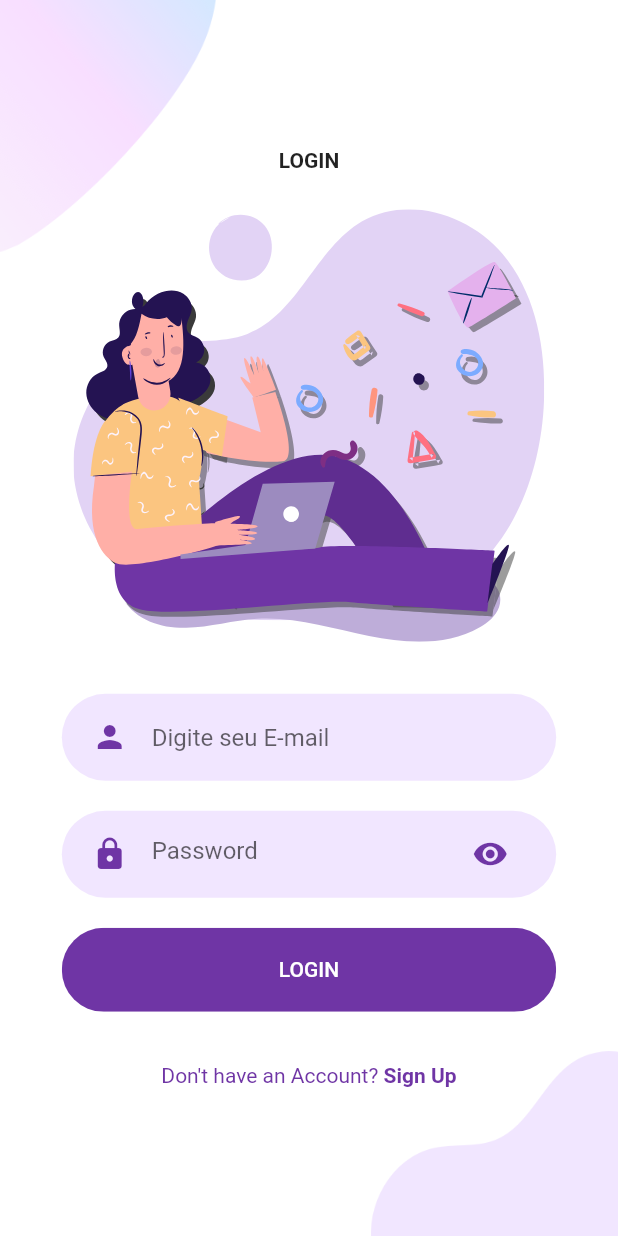
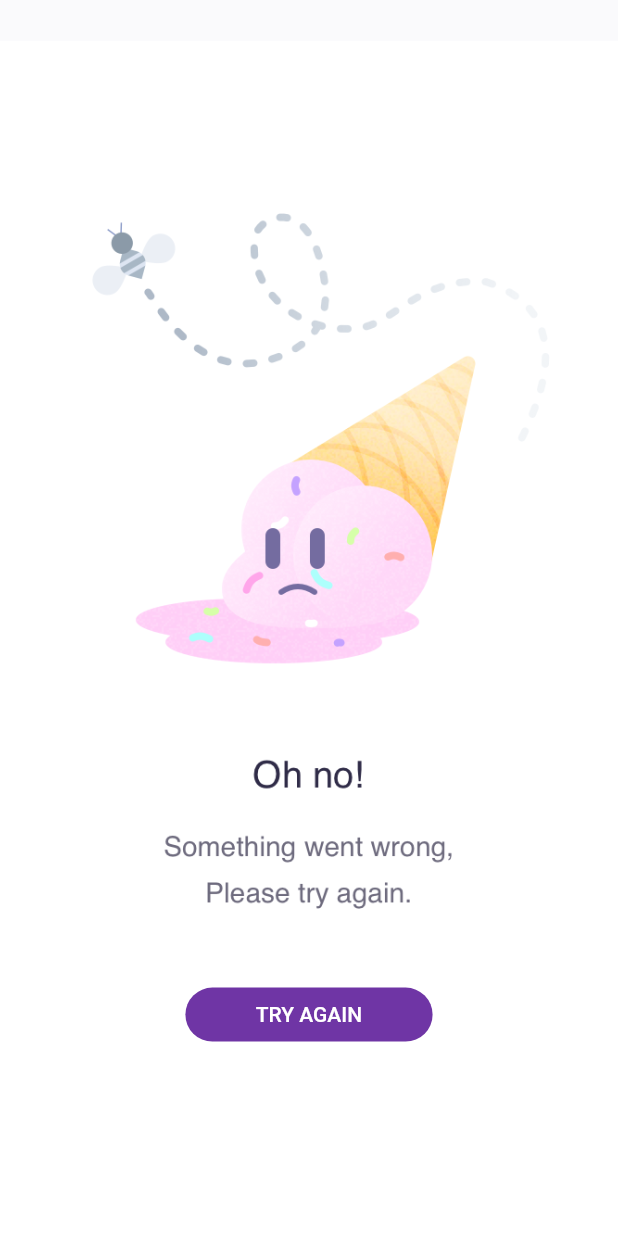
Before and after one commit to dewa3233/flutter-auth, a Flutter app: the LoginScreen screen opened directly, after a tap on "LOGIN", on a phone screen of 412 x 824 dp. Run offline on Flutter 3.47's test engine with Material 2 defaults, Android fonts, the phone set to English and light mode, and no system bars; our stand-ins replace flutter_svg.

Commit message:
Error 404 page, No connection and Something wrong

```diff
--- /dev/null
+++ b/lib/Screens/Error404/components/body.dart
@@ -0,0 +1,15 @@
+import 'package:flutter/material.dart';
+import 'package:flutter_auth/Screens/Error404/components/background.dart';
+
+class Body extends StatelessWidget {
+  const Body({
+    Key key,
+  }) : super(key: key);
+
+  @override
+  Widget build(BuildContext context) {
+    return Background(
+      text: "Go Home",
+    );
+  }
+}
--- a/lib/Screens/Login/components/body.dart
+++ b/lib/Screens/Login/components/body.dart
@@ -1,6 +1,9 @@
 import 'package:flutter/material.dart';
+import 'package:flutter_auth/Screens/Error404/error_404.dart';
 import 'package:flutter_auth/Screens/Login/components/background.dart';
+import 'package:flutter_auth/Screens/NoConnection/no_connection.dart';
 import 'package:flutter_auth/Screens/Signup/signup_screen.dart';
+import 'package:flutter_auth/Screens/SomethingWentWrong/something_went_wrong.dart';
 import 'package:flutter_auth/components/already_have_an_account_check.dart';
 import 'package:flutter_auth/components/rounded_button.dart';
 import 'package:flutter_auth/components/rounded_input_field.dart';
@@ -39,7 +42,16 @@ class Body extends StatelessWidget {
             ),
             RoundedButton(
               text: "LOGIN",
-              press: () {},
+              press: () {
+                Navigator.push(
+                  context,
+                  MaterialPageRoute(
+                    builder: (context) {
+                      return SomethingWentWrong();
+                    },
+                  ),
+                );
+              },
             ),
             SizedBox(height: size.height * 0.03),
             AlreadyHaveAnAccountCheck(
--- /dev/null
+++ b/lib/Screens/NoConnection/components/body.dart
@@ -0,0 +1,13 @@
+import 'package:flutter/material.dart';
+import 'package:flutter_auth/Screens/NoConnection/components/background.dart';
+
+class Body extends StatelessWidget {
+  const Body({
+    Key key,
+  }) : super(key: key);
+
+  @override
+  Widget build(BuildContext context) {
+    return Background();
+  }
+}
--- /dev/null
+++ b/lib/Screens/SomethingWentWrong/components/background.dart
@@ -0,0 +1,37 @@
+import 'package:flutter/material.dart';
+import 'package:flutter_auth/constants.dart';
+
+class Background extends StatelessWidget {
+  const Background({
+    Key key,
+  }) : super(key: key);
+
+  @override
+  Widget build(BuildContext context) {
+    Size size = MediaQuery.of(context).size;
+    return Stack(
+      fit: StackFit.expand,
+      children: [
+        Image.asset(
+          "assets/images/something_went_wrong.png",
+          fit: BoxFit.cover,
+        ),
+        Positioned(
+          bottom: size.height * 0.15,
+          left: size.width * 0.3,
+          right: size.width * 0.3,
+          child: FlatButton(
+            color: kPrimaryColor,
+            shape: RoundedRectangleBorder(
+                borderRadius: BorderRadius.circular(50)),
+            onPressed: () {},
+            child: Text(
+              "Try Again".toUpperCase(),
+              style: TextStyle(color: Colors.white),
+            ),
+          ),
+        ),
+      ],
+    );
+  }
+}
--- /dev/null
+++ b/lib/Screens/SomethingWentWrong/components/body.dart
@@ -0,0 +1,13 @@
+import 'package:flutter/material.dart';
+import 'package:flutter_auth/Screens/SomethingWentWrong/components/background.dart';
+
+class Body extends StatelessWidget {
+  const Body({
+    Key key,
+  }) : super(key: key);
+
+  @override
+  Widget build(BuildContext context) {
+    return Background();
+  }
+}
--- /dev/null
+++ b/lib/Screens/SomethingWentWrong/something_went_wrong.dart
@@ -0,0 +1,11 @@
+import 'package:flutter/material.dart';
+import 'package:flutter_auth/Screens/SomethingWentWrong/components/body.dart';
+
+class SomethingWentWrong extends StatelessWidget {
+  @override
+  Widget build(BuildContext context) {
+    return Scaffold(
+      body: Body(),
+    );
+  }
+}
```
Also changed, not shown: lib/Screens/Error404/components/background.dart (added, +49 -0 lines), lib/Screens/Error404/error_404.dart (added, +11 -0 lines), lib/Screens/NoConnection/components/background.dart (added, +42 -0 lines), lib/Screens/NoConnection/no_connection.dart (added, +11 -0 lines), assets/images/404_error.png (added), assets/images/no_connection.png (added), assets/images/something_went_wrong.png (added).
